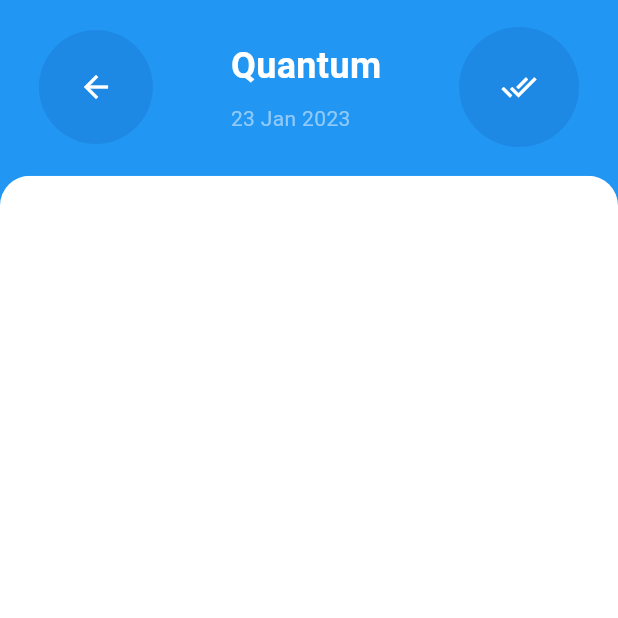
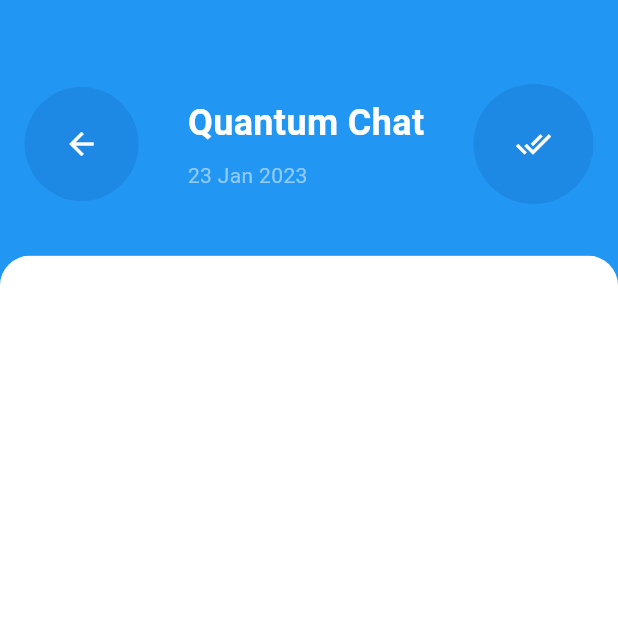
Before and after one commit to oli-mac/quantum, a Flutter app: the Chat screen opened directly, on a phone screen of 412 x 824 dp, the top half of it. Run offline on Flutter 3.47's test engine with Material 3 defaults, Android fonts, the phone set to English and light mode, and no system bars; our stand-ins replace get.

```diff
--- /dev/null
+++ b/lib/pages/chat/chat.dart
@@ -0,0 +1,127 @@
+import 'dart:ui';
+
+import 'package:flutter/material.dart';
+import 'package:quantum/pages/test.dart';
+
+class Chat extends StatefulWidget {
+  const Chat({super.key});
+
+  @override
+  State<Chat> createState() => _ChatState();
+}
+
+class _ChatState extends State<Chat> {
+  @override
+  Widget build(BuildContext context) {
+    return Scaffold(
+      appBar: AppBar(
+        backgroundColor: Colors.transparent,
+        automaticallyImplyLeading: false,
+      ),
+      backgroundColor: Colors.blue,
+      body: Overlay(
+        initialEntries: [
+          //! back ground image
+          OverlayEntry(builder: (context) {
+            return Positioned(
+              top: 0,
+              left: 0,
+              right: 0,
+              child: Padding(
+                padding: const EdgeInsets.only(top: 0.0),
+                child: Row(
+                    mainAxisAlignment: MainAxisAlignment.spaceAround,
+                    children: [
+                      Container(
+                        decoration: BoxDecoration(
+                          color: Colors.blue[600],
+                          borderRadius: BorderRadius.circular(40),
+                        ),
+                        padding: const EdgeInsets.all(14),
+                        child: IconButton(
+                          icon: const Icon(Icons.arrow_back),
+                          color: Colors.white,
+                          onPressed: () {
+                            Navigator.pop(context);
+                          },
+                        ),
+                      ),
+                      //? message
+
+                      Column(
+                        crossAxisAlignment: CrossAxisAlignment.start,
+                        children: [
+                          const Text(
+                            "Quantum Chat",
+                            style: TextStyle(
+                              fontSize: 24,
+                              fontWeight: FontWeight.bold,
+                              color: Colors.white,
+                            ),
+                          ),
+                          const SizedBox(height: 8),
+                          Text(
+                            "23 Jan 2023",
+                            style: TextStyle(
+                              color: Colors.blue[200],
+                            ),
+                          ),
+                        ],
+                      ),
+
+                      //? notification
+
+                      Container(
+                        decoration: BoxDecoration(
+                          color: Colors.blue[600],
+                          borderRadius: BorderRadius.circular(50),
+                        ),
+                        padding: const EdgeInsets.all(16),
+                        child: IconButton(
+                          icon: const Icon(Icons.done_all),
+                          color: Colors.white,
+                          onPressed: () {
+                            Navigator.of(context).push(MaterialPageRoute(
+                                builder: (context) => const Test()));
+                          },
+                        ),
+                      ),
+                    ]),
+              ),
+            );
+          }),
+
+          //! main content
+          OverlayEntry(builder: (context) {
+            return Center(
+                child: Padding(
+              padding: const EdgeInsets.only(top: 80.0),
+              child: DraggableScrollableSheet(
+                initialChildSize: 0.95,
+                minChildSize: 0.4,
+                maxChildSize: 0.95,
+                builder: (context, controller) {
+                  return ClipRRect(
+                      borderRadius: const BorderRadius.only(
+                          topLeft: Radius.circular(20),
+                          topRight: Radius.circular(20)),
+                      child: Container(
+                        decoration: const BoxDecoration(
+                          color: Colors.white,
+                        ),
+                        child: Padding(
+                          padding: const EdgeInsets.symmetric(horizontal: 20.0),
+                          child: ListView(controller: controller, children: [
+                            const SizedBox(height: 30),
+                          ]),
+                        ),
+                      ));
+                },
+              ),
+            ));
+          }),
+        ],
+      ),
+    );
+  }
+}
```
Also changed, not shown: lib/components/history_tile.dart (+14 -4 lines), lib/components/prompt_tile.dart (added, +77 -0 lines), lib/components/shortcuts.dart (+3 -7 lines), lib/pages/home_page.dart (+19 -5 lines), lib/pages/prompts/prompts.dart (renamed from lib/pages/chat.dart, +27 -15 lines), lib/pages/prompts/prompts_detail.dart (added, +133 -0 lines), pubspec.yaml (+8 -0 lines), assets/logo.jpg (added), pubspec.lock, 29 other files.
